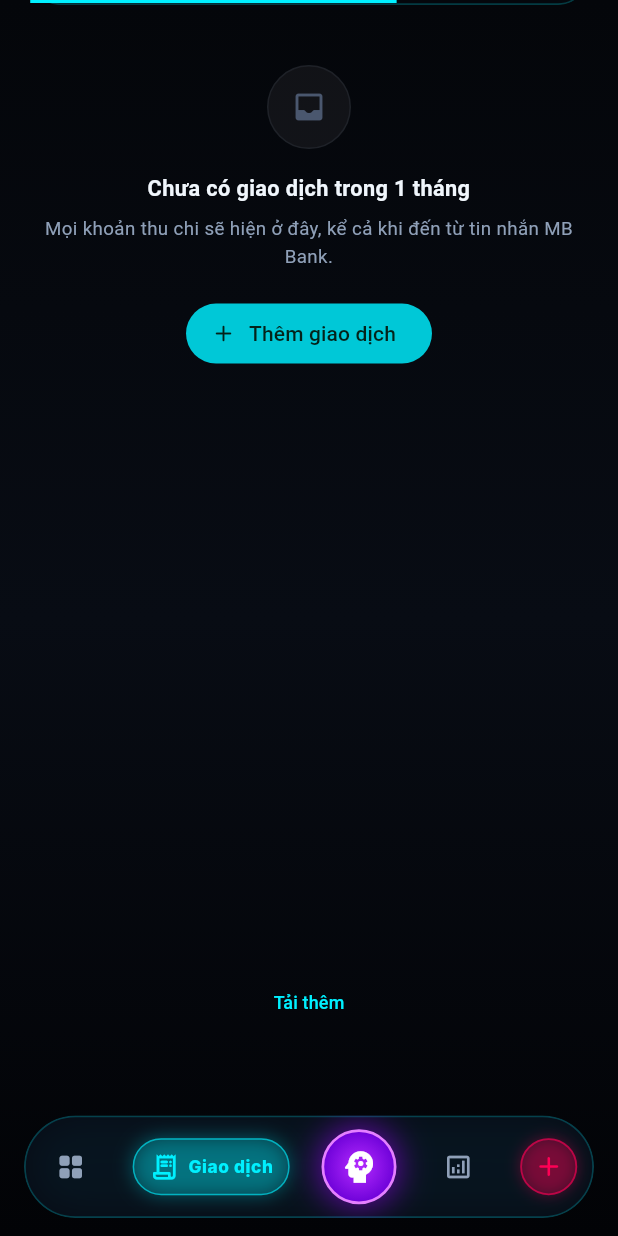
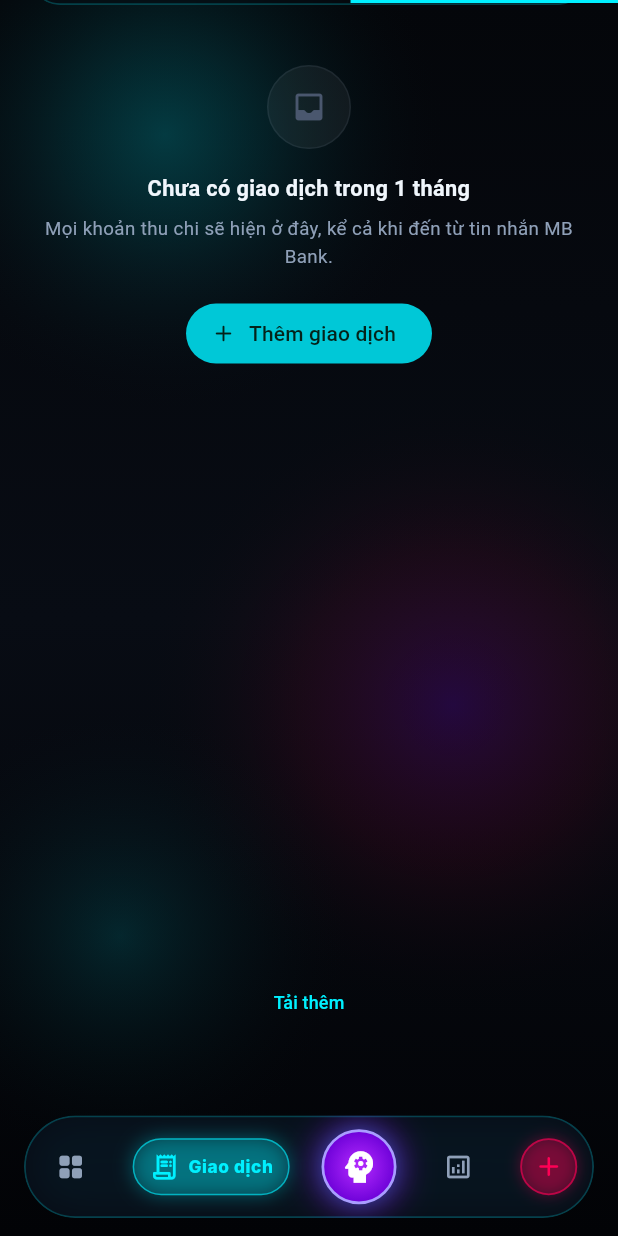
Before and after one commit to kaizenix506/mbb-money, a Flutter app: the screen it shows after launch, item 2 of the bottom bar chosen, scrolled down 192 dp, on a phone screen of 412 x 824 dp. Run offline on Flutter 3.47's test engine with Material 3 defaults, Android fonts, the phone set to English and light mode, and no system bars; our stand-ins replace app_links, flutter_local_notifications, flutter_secure_storage, image_picker, shared_preferences, sqflite and 1 more; accounts and stored records are empty; Roboto replaces fonts that are missing (Inter).

Commit message:
feat: enhance neon chart clarity, fix Gemini AI categorization, add fluid page gestures, and rich atmospheric effects

```diff
--- a/lib/app.dart
+++ b/lib/app.dart
@@ -62,8 +62,25 @@ class AppShell extends StatefulWidget {
 
 class _AppShellState extends State<AppShell> {
   int _index = 0;
+  late final PageController _pageController = PageController(initialPage: _index);
 
   static const List<String> _titles = <String>['Tổng quan', 'Giao dịch', 'Báo cáo'];
+
+  @override
+  void dispose() {
+    _pageController.dispose();
+    super.dispose();
+  }
+
+  void _onNavTap(int i) {
+    if (_index == i) return;
+    setState(() => _index = i);
+    _pageController.animateToPage(
+      i,
+      duration: const Duration(milliseconds: 260),
+      curve: Curves.easeOutCubic,
+    );
+  }
 
   @override
   Widget build(BuildContext context) {
@@ -71,7 +88,7 @@ class _AppShellState extends State<AppShell> {
 
     final List<Widget> pages = <Widget>[
       OverviewPage(
-        onOpenAll: () => setState(() => _index = 1),
+        onOpenAll: () => _onNavTap(1),
         onAdd: () => AddTransactionSheet.show(context),
       ),
       const TransactionsPage(),
@@ -85,29 +102,15 @@ class _AppShellState extends State<AppShell> {
         children: <Widget>[
           Positioned.fill(
             child: MidnightBackground(
-              // TapRegion: a tap that lands outside any text field closes the
-              // keyboard — the behaviour Hoàng expected when tapping empty
-              // space. It is a TapRegion rather than a GestureDetector so it
-              // never swallows taps meant for buttons.
+              // TapRegion: tapping outside any text field closes the keyboard
               child: TapRegion(
                 onTapOutside: (PointerDownEvent _) =>
                     FocusManager.instance.primaryFocus?.unfocus(),
-                child: GestureDetector(
-                  // Horizontal swipe switches tabs — left→right goes back a tab,
-                  // right→left advances, matching the iOS back/forward feel.
-                  behavior: HitTestBehavior.translucent,
-                  onHorizontalDragEnd: (DragEndDetails d) {
-                    final double v = d.primaryVelocity ?? 0;
-                    if (v.abs() < 260) return;
-                    setState(() {
-                      if (v > 0 && _index > 0) {
-                        _index--;
-                      } else if (v < 0 && _index < pages.length - 1) {
-                        _index++;
-                      }
-                    });
-                  },
-                  child: IndexedStack(index: _index, children: pages),
+                child: PageView(
+                  controller: _pageController,
+                  physics: const BouncingScrollPhysics(),
+                  onPageChanged: (int i) => setState(() => _index = i),
+                  children: pages,
                 ),
               ),
             ),
@@ -128,7 +131,7 @@ class _AppShellState extends State<AppShell> {
       bottomNavigationBar: GlassNavBar(
         index: _index,
         titles: _titles,
-        onChanged: (int i) => setState(() => _index = i),
+        onChanged: _onNavTap,
         onAdd: () => AddTransactionSheet.show(context),
       ),
     );
--- a/lib/data/models/category.dart
+++ b/lib/data/models/category.dart
@@ -12,6 +12,12 @@ enum Category {
     label: 'Ăn uống',
     icon: Icons.restaurant_rounded,
     tint: Color(0xFFFFB066),
+  ),
+  drink(
+    id: 'drink',
+    label: 'Đồ uống',
+    icon: Icons.local_drink_rounded,
+    tint: Color(0xFF00F0FF),
   ),
   coffee(
     id: 'coffee',
@@ -47,13 +53,19 @@ enum Category {
     id: 'entertainment',
     label: 'Giải trí',
     icon: Icons.sports_esports_rounded,
-    tint: Color(0x24B48CFF),
+    tint: Color(0xFFFFE600),
   ),
   education(
     id: 'education',
     label: 'Giáo dục',
     icon: Icons.menu_book_rounded,
-    tint: Color(0xFF78E0C9),
+    tint: Color(0xFF39FF14),
+  ),
+  family(
+    id: 'family',
+    label: 'Gia đình',
+    icon: Icons.family_restroom_rounded,
+    tint: Color(0xFFFF77A9),
   ),
   salary(
     id: 'salary',
--- a/lib/ui/shell.dart
+++ b/lib/ui/shell.dart
@@ -151,15 +151,36 @@ class _LiquidNavTab extends StatelessWidget {
   }
 }
 
-/// Center AI Trigger Button
-class _CenterAiButton extends StatelessWidget {
+/// Center AI Trigger Button with animated breathing neon pulse
+class _CenterAiButton extends StatefulWidget {
   const _CenterAiButton({required this.onTap});
   final VoidCallback onTap;
 
   @override
+  State<_CenterAiButton> createState() => _CenterAiButtonState();
+}
+
+class _CenterAiButtonState extends State<_CenterAiButton>
+    with SingleTickerProviderStateMixin {
+  late final AnimationController _anim = AnimationController(
+    vsync: this,
+    duration: const Duration(milliseconds: 1800),
+  )..repeat(reverse: true);
+
+  @override
+  void dispose() {
+    _anim.dispose();
+    super.dispose();
+  }
+
+  @override
   Widget build(BuildContext context) {
+    return AnimatedBuilder(
+      animation: _anim,
+      builder: (BuildContext context, Widget? child) {
+        final double pulse = _anim.value;
         return GestureDetector(
-      onTap: onTap,
+          onTap: widget.onTap,
           child: Container(
             width: 50,
             height: 50,
@@ -168,18 +189,34 @@ class _CenterAiButton extends StatelessWidget {
               gradient: const RadialGradient(
                 colors: [Color(0xFFB52BFF), Color(0xFF6B00D7)],
               ),
-          border: Border.all(color: const Color(0xFFE580FF), width: 1.8),
+              border: Border.all(
+                color: Color.lerp(
+                  const Color(0xFFE580FF),
+                  AppColors.neonCyan,
+                  pulse * 0.5,
+                )!,
+                width: 1.8,
+              ),
               boxShadow: [
                 BoxShadow(
-              color: const Color(0xFF9D00FF).withValues(alpha: 0.6),
-              blurRadius: 18,
-              spreadRadius: 2,
+                  color: const Color(0xFF9D00FF)
+                      .withValues(alpha: 0.4 + pulse * 0.4),
+                  blurRadius: 14 + pulse * 12,
+                  spreadRadius: 1 + pulse * 2.5,
+                ),
+                BoxShadow(
+                  color: AppColors.neonCyan
+                      .withValues(alpha: 0.15 + pulse * 0.2),
+                  blurRadius: 8 + pulse * 6,
                 ),
               ],
             ),
+            child: child,
+          ),
+        );
+      },
       child: const Center(
         child: Icon(Icons.psychology, size: 28, color: Colors.white),
-        ),
       ),
     );
   }
--- a/lib/ui/widgets/common.dart
+++ b/lib/ui/widgets/common.dart
@@ -373,7 +373,7 @@ class GlassCard extends StatelessWidget {
   }
 }
 
-/// Cyberpunk Dark Matrix background with subtle neon grid/glow
+/// Cyberpunk Dark Matrix background with ambient neon glowing atmospheric orbs
 class MidnightBackground extends StatelessWidget {
   const MidnightBackground({required this.child, super.key});
 
@@ -381,7 +381,10 @@ class MidnightBackground extends StatelessWidget {
 
   @override
   Widget build(BuildContext context) {
-    return Container(
+    return Stack(
+      children: <Widget>[
+        // Base dark obsidian background
+        Container(
           decoration: const BoxDecoration(
             color: AppColors.bgTop,
             gradient: LinearGradient(
@@ -394,7 +397,79 @@ class MidnightBackground extends StatelessWidget {
               ],
             ),
           ),
-      child: child,
+        ),
+
+        // Ambient Neon Cyan Orb (Top-Left)
+        Positioned(
+          top: -100,
+          left: -80,
+          width: 380,
+          height: 380,
+          child: IgnorePointer(
+            child: Container(
+              decoration: const BoxDecoration(
+                shape: BoxShape.circle,
+                gradient: RadialGradient(
+                  colors: [
+                    Color(0x3800F0FF),
+                    Color(0x1400F0FF),
+                    Colors.transparent,
+                  ],
+                  stops: [0.0, 0.45, 1.0],
+                ),
+              ),
+            ),
+          ),
+        ),
+
+        // Ambient Neon Violet / Magenta Orb (Mid-Right)
+        Positioned(
+          top: 260,
+          right: -100,
+          width: 420,
+          height: 420,
+          child: IgnorePointer(
+            child: Container(
+              decoration: const BoxDecoration(
+                shape: BoxShape.circle,
+                gradient: RadialGradient(
+                  colors: [
+                    Color(0x309D00FF),
+                    Color(0x12FF0055),
+                    Colors.transparent,
+                  ],
+                  stops: [0.0, 0.5, 1.0],
+                ),
+              ),
+            ),
+          ),
+        ),
+
+        // Ambient Mint Glow (Bottom-Left)
+        Positioned(
+          bottom: 40,
+          left: -80,
+          width: 320,
+          height: 320,
+          child: IgnorePointer(
+            child: Container(
+              decoration: const BoxDecoration(
+                shape: BoxShape.circle,
+                gradient: RadialGradient(
+                  colors: [
+                    Color(0x2200F0FF),
+                    Colors.transparent,
+                  ],
+                  stops: [0.0, 1.0],
+                ),
+              ),
+            ),
+          ),
+        ),
+
+        // Foreground app content
+        Positioned.fill(child: child),
+      ],
     );
   }
 }
```
Also changed, not shown: lib/data/services/cyber_ai_service.dart (+58 -50 lines), lib/data/services/smart_parser.dart (+64 -5 lines), lib/data/stores/category_store.dart (+16 -2 lines), lib/ui/widgets/charts.dart (+30 -6 lines), 1 other file. Lines whose indentation alone changed are shown as unchanged.
